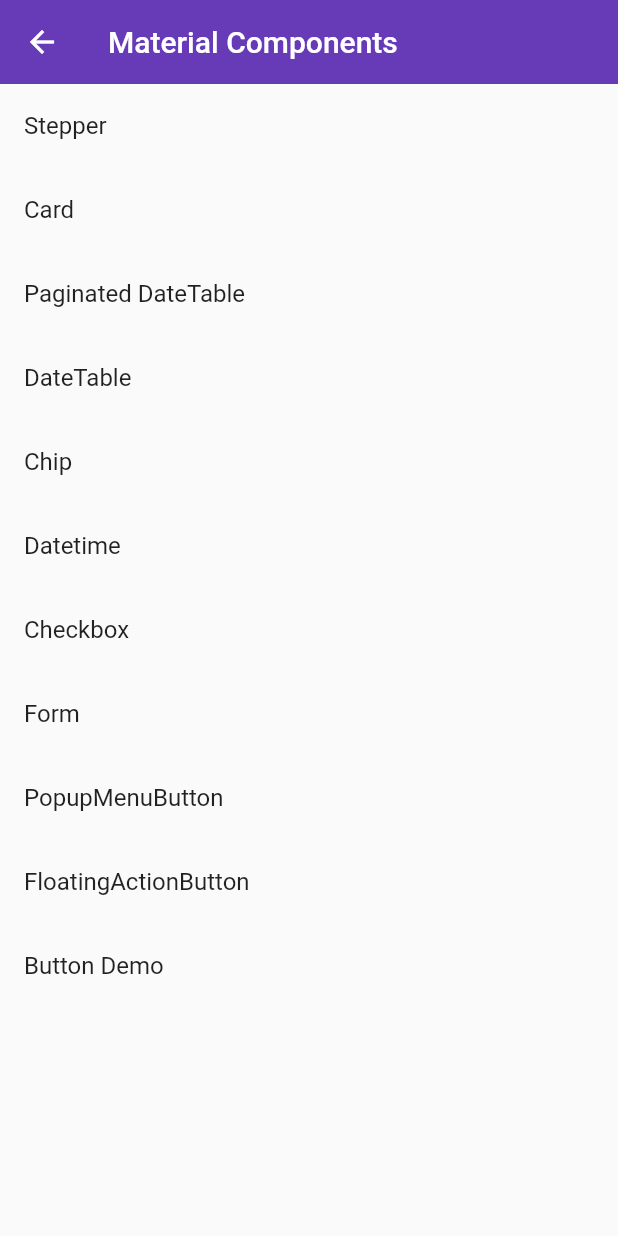
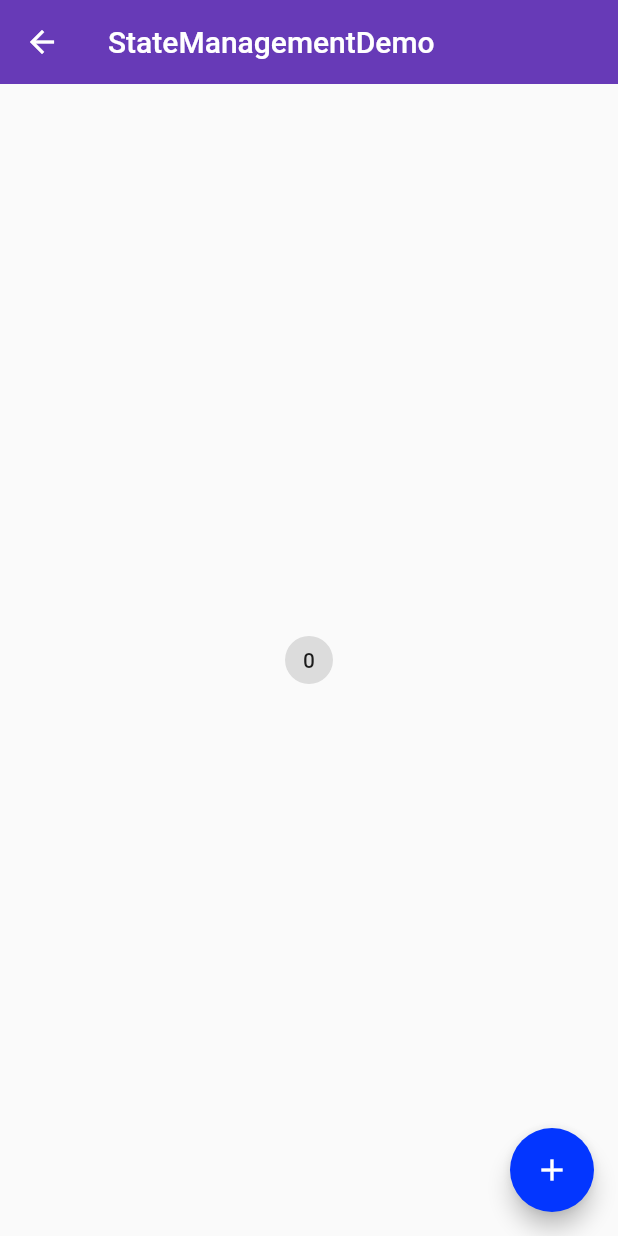
Before and after one commit to smallg/first_flutter, a Flutter app: the screen it shows after launch, on a phone screen of 412 x 824 dp. Run offline on Flutter 3.47's test engine with Material 2 defaults, Android fonts, the phone set to English and light mode, and no system bars.

Commit message:
Section14: InheritedWidget/Scoped_model

```diff
--- /dev/null
+++ b/lib/demo/state_management_demo.dart
@@ -0,0 +1,117 @@
+import 'package:flutter/material.dart';
+import 'package:scoped_model/scoped_model.dart';
+
+// class StateManagementDemo extends StatefulWidget {
+//   @override
+//   _StateManagementDemoState createState() => _StateManagementDemoState();
+// }
+
+// class _StateManagementDemoState extends State<StateManagementDemo> {
+//   int _count = 0;
+
+//   void _increaseCount() {
+//     setState(() {
+//       _count += 1;
+//     });
+//     print(_count);
+//   }
+
+//   @override
+//   Widget build(BuildContext context) {
+//     return CounterProvider(
+//       count: _count,
+//       increaseCount: _increaseCount,
+//       child: Scaffold(
+//         appBar: AppBar(
+//           title: Text('StateManagementDemo'),
+//           elevation: 0.0,
+//         ),
+//         body: CounterWrapper(),
+//         floatingActionButton: FloatingActionButton(
+//           child: Icon(Icons.add),
+//           onPressed: _increaseCount,
+//         ),
+//       ),
+//     );
+//   }
+// }
+
+class StateManagementDemo extends StatelessWidget {
+  @override
+  Widget build(BuildContext context) {
+    return ScopedModel(
+      model: CounterModel(),
+      child: Scaffold(
+          appBar: AppBar(
+            title: Text('StateManagementDemo'),
+            elevation: 0.0,
+          ),
+          body: CounterWrapper(),
+          floatingActionButton: ScopedModelDescendant<CounterModel>(
+            rebuildOnChange: false,
+            builder: (context, _, model) => FloatingActionButton(
+                  child: Icon(Icons.add),
+                  onPressed: model.increaseCount,
+                ),
+          )),
+    );
+  }
+}
+
+class CounterWrapper extends StatelessWidget {
+  @override
+  Widget build(BuildContext context) {
+    return Center(
+      child: Counter(),
+    );
+  }
+}
+
+class Counter extends StatelessWidget {
+  @override
+  Widget build(BuildContext context) {
+    // final int count = CounterProvider.of(context).count;
+    // final VoidCallback increaseCount =
+    //     CounterProvider.of(context).increaseCount;
+    // return ActionChip(
+    //   label: Text('$count'),
+    //   onPressed: increaseCount,
+    // );
+    return ScopedModelDescendant<CounterModel>(
+      builder: (context, _, model) => ActionChip(
+            label: Text('${model.count}'),
+            onPressed: model.increaseCount,
+          ),
+    );
+  }
+}
+
+class CounterProvider extends InheritedWidget {
+  final int count;
+  final VoidCallback increaseCount;
+  final Widget child;
+
+  CounterProvider({
+    this.count,
+    this.increaseCount,
+    this.child,
+  }) : super(child: child);
+
+  static CounterProvider of(BuildContext context) =>
+      context.inheritFromWidgetOfExactType(CounterProvider);
+
+  @override
+  bool updateShouldNotify(InheritedWidget oldWidget) {
+    return true;
+  }
+}
+
+class CounterModel extends Model {
+  int _count = 0;
+  int get count => _count;
+
+  void increaseCount() {
+    _count += 1;
+    notifyListeners();
+  }
+}
--- a/lib/main.dart
+++ b/lib/main.dart
@@ -7,6 +7,7 @@ import 'package:first_flutter/demo/listview_demo.dart';
 import 'package:first_flutter/demo/material_components.dart';
 import 'package:first_flutter/demo/navigator_demo.dart';
 import 'package:first_flutter/demo/sliver_demo.dart';
+import 'package:first_flutter/demo/state_management_demo.dart';
 import 'package:flutter/material.dart';
 
 void main() => runApp(App());
@@ -19,12 +20,13 @@ class App extends StatelessWidget {
       // home: Home(),
       // home: NavigatorDemo(),
       // home: SliverDemo(),
-      initialRoute: '/mdc',
+      initialRoute: '/state-management',
       routes: {
         '/': (context) => Home(),
         '/about': (context) => Page(title: 'About'),
         '/form': (context) => FormDemo(),
         '/mdc': (context) => MaterialComponents(),
+        '/state-management': (context) => StateManagementDemo(),
       },
       theme: ThemeData(
           primarySwatch: Colors.deepPurple,
--- a/pubspec.yaml
+++ b/pubspec.yaml
@@ -24,6 +24,7 @@ dependencies:
     # Use with the CupertinoIcons class for iOS style icons.
     cupertino_icons: ^0.1.2
     intl: ^0.15.8
+    scoped_model: ^1.0.1
 
 dev_dependencies:
     flutter_test:
```
Also changed, not shown: pubspec.lock.
